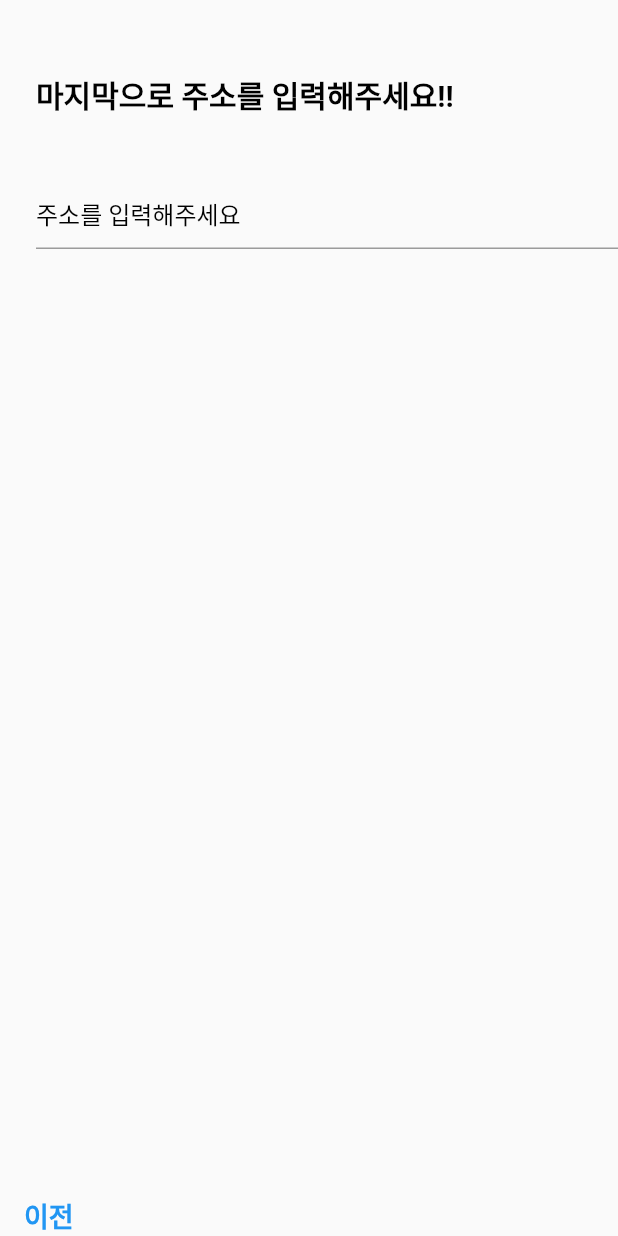
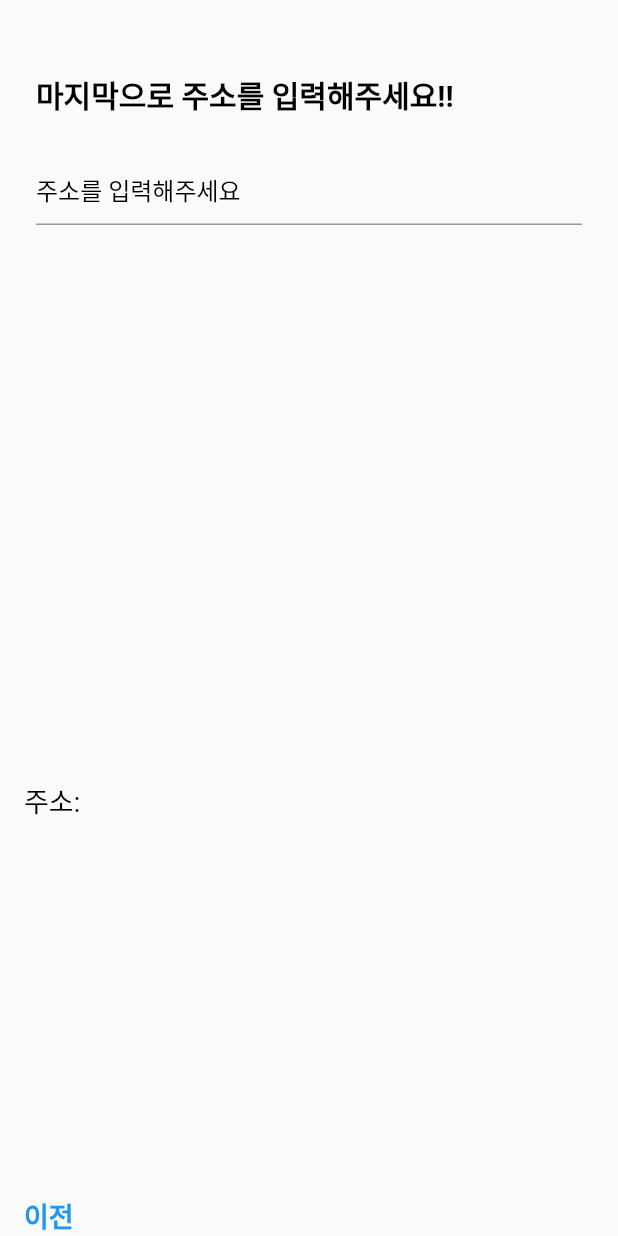
Before and after one commit to hyunho4532/FlutterTooMaket, a Flutter app: the PageViewRegisterWidget widget shown alone on an empty page, opened directly, swiped to page 2, on a phone screen of 412 x 824 dp. Run offline on Flutter 3.47's test engine with Material 2 defaults, Android fonts, the phone set to English and light mode, and no system bars; our stand-ins replace animated_bottom_navigation_bar, animated_text_kit, flutter_image_slideshow, lottie; missing offline and left inert: material_text_fields, pretty_button.

Commit message:
2023-10-19 회원가입 페이지 리펙토링

```diff
--- /dev/null
+++ b/lib/widgets/register/ref/listview/build_register_list_view.dart
@@ -0,0 +1,45 @@
+import 'package:flutter/material.dart';
+
+typedef AddressCallback = void Function(String);
+
+// ignore: must_be_immutable
+class BuildRegisterListView extends StatefulWidget {
+
+  List<String> addressList = [];
+  String addressValues = "";
+  final AddressCallback onAddressSelected;
+
+  BuildRegisterListView({Key? key, required this.addressList, required this.addressValues, required this.onAddressSelected}) : super(key: key);
+
+  @override
+  State<BuildRegisterListView> createState() => _BuildRegisterListViewState();
+}
+
+class _BuildRegisterListViewState extends State<BuildRegisterListView> {
+  @override
+  Widget build(BuildContext context) {
+    return Expanded (
+      child: ListView.builder (
+        itemCount: widget.addressList.length,
+        itemBuilder: (context, index) {
+          return ListTile (
+            title: SizedBox (
+              height: 60,
+              child: Card (
+                child: Padding (
+                  padding: const EdgeInsets.only(left: 8.0, top: 18.0),
+                  child: Text (
+                      widget.addressList[index]
+                  ),
+                ),
+              ),
+            ),
+            onTap: () {
+              widget.onAddressSelected(widget.addressList[index]);
+            },
+          );
+        },
+      ),
+    );
+  }
+}
--- a/lib/widgets/register/update_register_screen.dart
+++ b/lib/widgets/register/update_register_screen.dart
@@ -3,6 +3,7 @@ import 'package:customer_manager/widgets/register/ref/build_register_prev_button
 import 'package:customer_manager/widgets/register/ref/build_register_title_main.dart';
 import 'package:customer_manager/widgets/register/ref/build_register_title_section.dart';
 import 'package:customer_manager/widgets/register/ref/build_register_title_sub_main.dart';
+import 'package:customer_manager/widgets/register/ref/listview/build_register_list_view.dart';
 import 'package:flutter/material.dart';
 import 'package:lottie/lottie.dart';
 import 'package:material_text_fields/material_text_fields.dart';
@@ -232,10 +233,9 @@ class _PageViewRegisterWidgetState extends State<PageViewRegisterWidget> {
             ),
 
             SingleChildScrollView (
-              child: Positioned (
-                child: Padding(
-                  padding: const EdgeInsets.only(left: 24.0, top: 40.0),
-                  child: Form(
+              child: Padding (
+                padding: const EdgeInsets.all(24.0),
+                child: Form (
                   child: TextFormField(
                     decoration: const InputDecoration(
                       hintText: '주소를 입력해주세요',
@@ -250,28 +250,25 @@ class _PageViewRegisterWidgetState extends State<PageViewRegisterWidget> {
                 ),
               ),
             ),
+
+            BuildRegisterListView (
+              addressList: addressList,
+              addressValues: addressValues,
+              onAddressSelected: (address) {
+                setState(() {
+                  addressValues = address;
+                });
+              },
             ),
 
-            Expanded (
-              child: ListView.builder (
-                itemCount: addressList.length,
-                itemBuilder: (context, index) {
-                  return ListTile (
-                    title: Text(addressList[index]),
-                    onTap: () {
-                      setState(() {
-                        addressValues = addressList[index];
-                      });
-                    },
-                  );
-                },
-              ),
-            ),
-
-            Text (
-              addressValues,
+            Padding (
+              padding: const EdgeInsets.only(top: 48.0, left: 16.0),
+              child: Text (
+                '주소: $addressValues',
                 style: const TextStyle (
                   color: Colors.black,
+                  fontSize: 18.0,
+                ),
               ),
             ),
 
```
Lines whose indentation alone changed are shown as unchanged.
